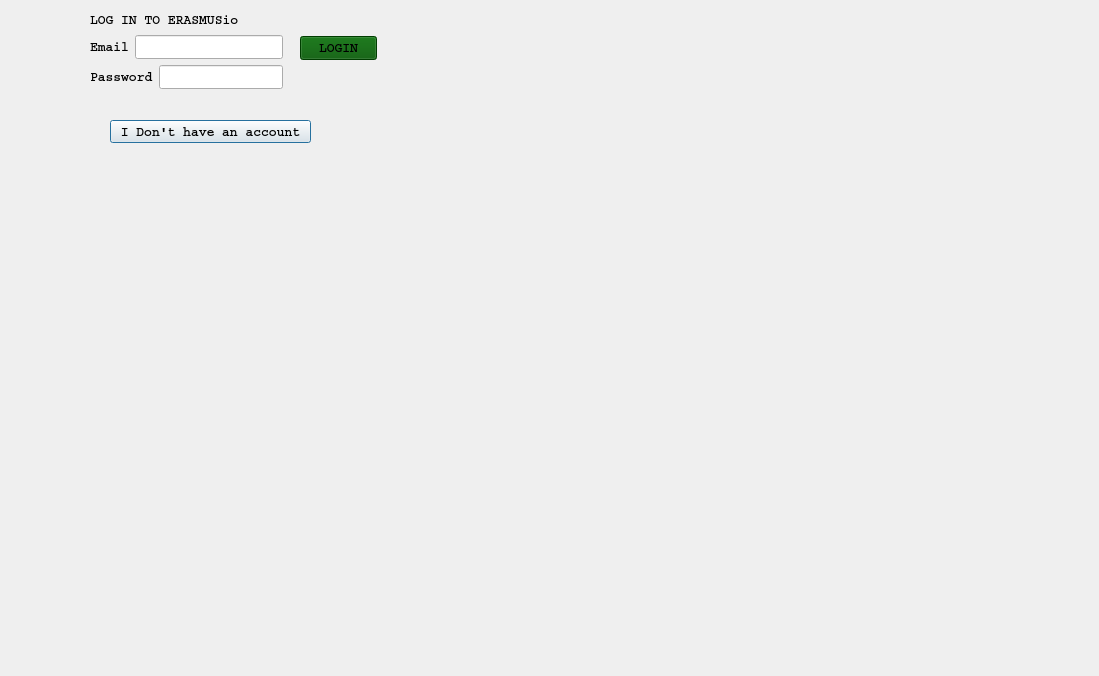
Qt form loginteacher.ui (casalete/ErasmusIo) before a commit.
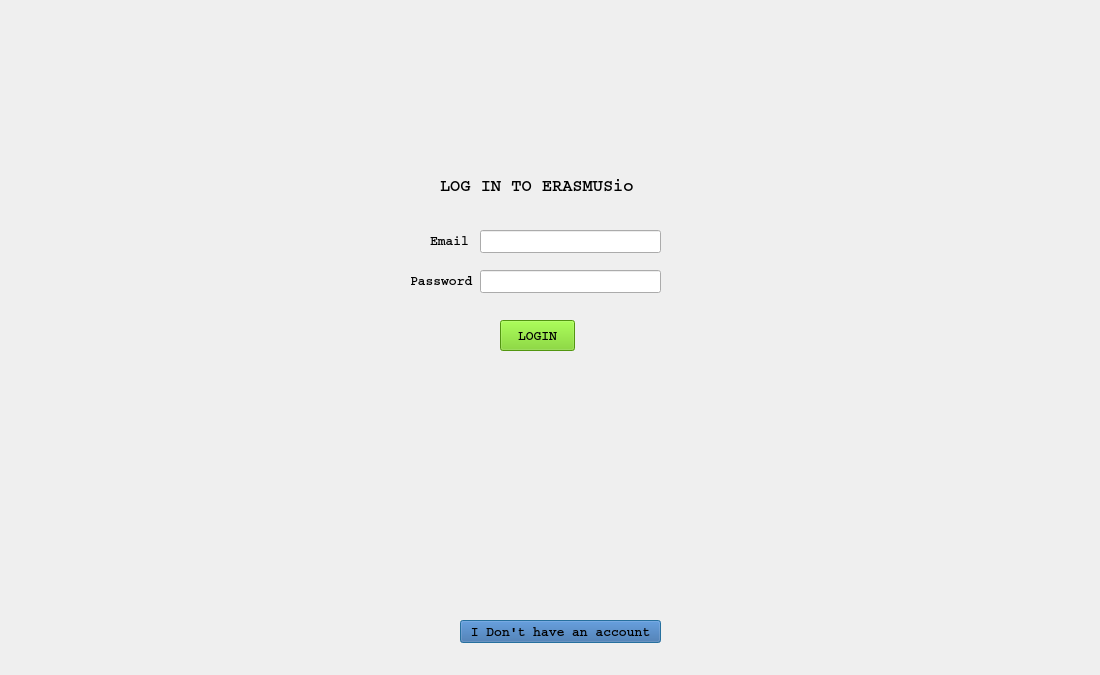
The same form after that commit. Icons and pictures are not drawn.

The edit to the form file:
```diff
--- a/loginteacher.ui
+++ b/loginteacher.ui
@@ -6,8 +6,8 @@
    <rect>
     <x>0</x>
     <y>0</y>
-    <width>1099</width>
-    <height>676</height>
+    <width>1100</width>
+    <height>675</height>
    </rect>
   </property>
   <property name="windowTitle">
@@ -19,8 +19,8 @@
   <widget class="QPushButton" name="newTeacherButton">
    <property name="geometry">
     <rect>
-     <x>110</x>
-     <y>120</y>
+     <x>460</x>
+     <y>620</y>
      <width>201</width>
      <height>23</height>
     </rect>
@@ -33,47 +33,46 @@
      <bold>true</bold>
     </font>
    </property>
+   <property name="styleSheet">
+    <string notr="true">background: rgb(52, 101, 164);</string>
+   </property>
    <property name="text">
     <string>I Don't have an account</string>
    </property>
   </widget>
-  <widget class="QWidget" name="layoutWidget">
-   <property name="geometry">
-    <rect>
-     <x>90</x>
-     <y>10</y>
-     <width>193</width>
-     <height>79</height>
-    </rect>
-   </property>
-   <property name="font">
-    <font>
-     <family>Courier</family>
-     <pointsize>10</pointsize>
-     <weight>75</weight>
-     <bold>true</bold>
-    </font>
-   </property>
-   <layout class="QVBoxLayout" name="verticalLayout">
-    <item>
      <widget class="QLabel" name="label">
+   <property name="geometry">
+    <rect>
+     <x>440</x>
+     <y>170</y>
+     <width>201</width>
+     <height>31</height>
+    </rect>
+   </property>
       <property name="font">
        <font>
         <family>Courier</family>
-        <pointsize>10</pointsize>
+     <pointsize>13</pointsize>
         <weight>75</weight>
         <bold>true</bold>
        </font>
       </property>
+   <property name="styleSheet">
+    <string notr="true">background: transparent;</string>
+   </property>
       <property name="text">
        <string>LOG IN TO ERASMUSio</string>
       </property>
      </widget>
-    </item>
-    <item>
-     <layout class="QHBoxLayout" name="horizontalLayout">
-      <item>
        <widget class="QLabel" name="label_2">
+   <property name="geometry">
+    <rect>
+     <x>430</x>
+     <y>230</y>
+     <width>39</width>
+     <height>21</height>
+    </rect>
+   </property>
         <property name="font">
          <font>
           <family>Courier</family>
@@ -82,13 +81,22 @@
           <bold>true</bold>
          </font>
         </property>
+   <property name="styleSheet">
+    <string notr="true">background: transparent;</string>
+   </property>
         <property name="text">
          <string>Email</string>
         </property>
        </widget>
-      </item>
-      <item>
        <widget class="QLineEdit" name="lineEdit_usernamet">
+   <property name="geometry">
+    <rect>
+     <x>480</x>
+     <y>230</y>
+     <width>181</width>
+     <height>23</height>
+    </rect>
+   </property>
         <property name="font">
          <font>
           <family>Courier</family>
@@ -98,13 +106,15 @@
          </font>
         </property>
        </widget>
-      </item>
-     </layout>
-    </item>
-    <item>
-     <layout class="QHBoxLayout" name="horizontalLayout_2">
-      <item>
-       <widget class="QLabel" name="label_3">
+  <widget class="QPushButton" name="loginButton">
+   <property name="geometry">
+    <rect>
+     <x>500</x>
+     <y>320</y>
+     <width>75</width>
+     <height>31</height>
+    </rect>
+   </property>
         <property name="font">
          <font>
           <family>Courier</family>
@@ -113,13 +123,22 @@
           <bold>true</bold>
          </font>
         </property>
+   <property name="styleSheet">
+    <string notr="true">background: rgb(115, 210, 22);</string>
+   </property>
         <property name="text">
-         <string>Password</string>
-        </property>
-       </widget>
-      </item>
-      <item>
+    <string>LOGIN</string>
+   </property>
+  </widget>
        <widget class="QLineEdit" name="lineEdit_passwordt">
+   <property name="geometry">
+    <rect>
+     <x>480</x>
+     <y>270</y>
+     <width>181</width>
+     <height>23</height>
+    </rect>
+   </property>
         <property name="font">
          <font>
           <family>Courier</family>
@@ -132,23 +151,15 @@
          <enum>QLineEdit::Password</enum>
         </property>
        </widget>
-      </item>
-     </layout>
-    </item>
-   </layout>
-  </widget>
-  <widget class="QWidget" name="layoutWidget">
+  <widget class="QLabel" name="label_3">
    <property name="geometry">
     <rect>
-     <x>300</x>
-     <y>20</y>
-     <width>77</width>
-     <height>56</height>
+     <x>410</x>
+     <y>270</y>
+     <width>63</width>
+     <height>21</height>
     </rect>
    </property>
-   <layout class="QVBoxLayout" name="verticalLayout_2">
-    <item>
-     <widget class="QPushButton" name="loginButton">
       <property name="font">
        <font>
         <family>Courier</family>
@@ -158,14 +169,11 @@
        </font>
       </property>
       <property name="styleSheet">
-       <string notr="true">background-color: rgb(0, 85, 0);</string>
+    <string notr="true">background: transparent;</string>
       </property>
       <property name="text">
-       <string>LOGIN</string>
-      </property>
-     </widget>
-    </item>
-   </layout>
+    <string>Password</string>
+   </property>
   </widget>
  </widget>
  <resources/>
```
Lines whose indentation alone changed are shown as unchanged.
